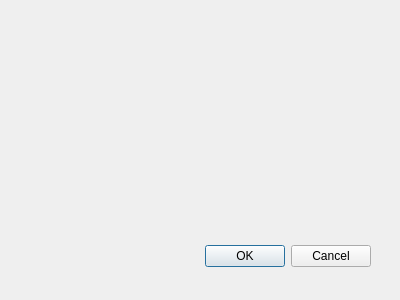
Above: BerViewer/oid_info_dlg.ui from jykim74/BerEditor before the change. Below: the same form after it.
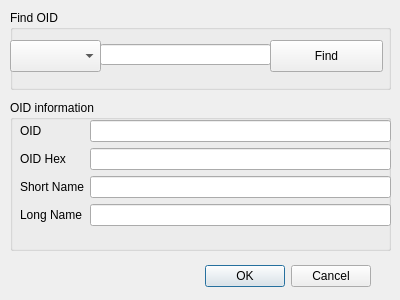
That is the form after the change.

```diff
--- a/BerViewer/oid_info_dlg.ui
+++ b/BerViewer/oid_info_dlg.ui
@@ -19,7 +19,7 @@
    <property name="geometry">
     <rect>
      <x>30</x>
-     <y>240</y>
+     <y>260</y>
      <width>341</width>
      <height>32</height>
     </rect>
@@ -31,6 +31,117 @@
     <set>QDialogButtonBox::Cancel|QDialogButtonBox::Ok</set>
    </property>
   </widget>
+  <widget class="QGroupBox" name="groupBox">
+   <property name="geometry">
+    <rect>
+     <x>10</x>
+     <y>10</y>
+     <width>381</width>
+     <height>80</height>
+    </rect>
+   </property>
+   <property name="title">
+    <string>Find OID</string>
+   </property>
+   <widget class="QComboBox" name="mInputTypeCombo">
+    <property name="geometry">
+     <rect>
+      <x>0</x>
+      <y>30</y>
+      <width>91</width>
+      <height>32</height>
+     </rect>
+    </property>
+   </widget>
+   <widget class="QLineEdit" name="mInputText">
+    <property name="geometry">
+     <rect>
+      <x>90</x>
+      <y>34</y>
+      <width>171</width>
+      <height>21</height>
+     </rect>
+    </property>
+   </widget>
+   <widget class="QPushButton" name="mFindBtn">
+    <property name="geometry">
+     <rect>
+      <x>260</x>
+      <y>30</y>
+      <width>113</width>
+      <height>32</height>
+     </rect>
+    </property>
+    <property name="text">
+     <string>Find</string>
+    </property>
+   </widget>
+  </widget>
+  <widget class="QGroupBox" name="groupBox_2">
+   <property name="geometry">
+    <rect>
+     <x>10</x>
+     <y>100</y>
+     <width>381</width>
+     <height>151</height>
+    </rect>
+   </property>
+   <property name="title">
+    <string>OID information</string>
+   </property>
+   <widget class="QWidget" name="formLayoutWidget">
+    <property name="geometry">
+     <rect>
+      <x>10</x>
+      <y>20</y>
+      <width>371</width>
+      <height>121</height>
+     </rect>
+    </property>
+    <layout class="QFormLayout" name="formLayout">
+     <item row="0" column="0">
+      <widget class="QLabel" name="label">
+       <property name="text">
+        <string>OID</string>
+       </property>
+      </widget>
+     </item>
+     <item row="0" column="1">
+      <widget class="QLineEdit" name="mFindOID"/>
+     </item>
+     <item row="1" column="0">
+      <widget class="QLabel" name="label_2">
+       <property name="text">
+        <string>OID Hex</string>
+       </property>
+      </widget>
+     </item>
+     <item row="1" column="1">
+      <widget class="QLineEdit" name="mFindOIDHex"/>
+     </item>
+     <item row="2" column="0">
+      <widget class="QLabel" name="label_3">
+       <property name="text">
+        <string>Short Name</string>
+       </property>
+      </widget>
+     </item>
+     <item row="3" column="0">
+      <widget class="QLabel" name="label_4">
+       <property name="text">
+        <string>Long Name</string>
+       </property>
+      </widget>
+     </item>
+     <item row="2" column="1">
+      <widget class="QLineEdit" name="mFindOIDShortName"/>
+     </item>
+     <item row="3" column="1">
+      <widget class="QLineEdit" name="mFindOIDLongName"/>
+     </item>
+    </layout>
+   </widget>
+  </widget>
  </widget>
  <pixmapfunction/>
  <resources/>
```
Left out of the diff: 9 changed lines with no effect on the pictures.
